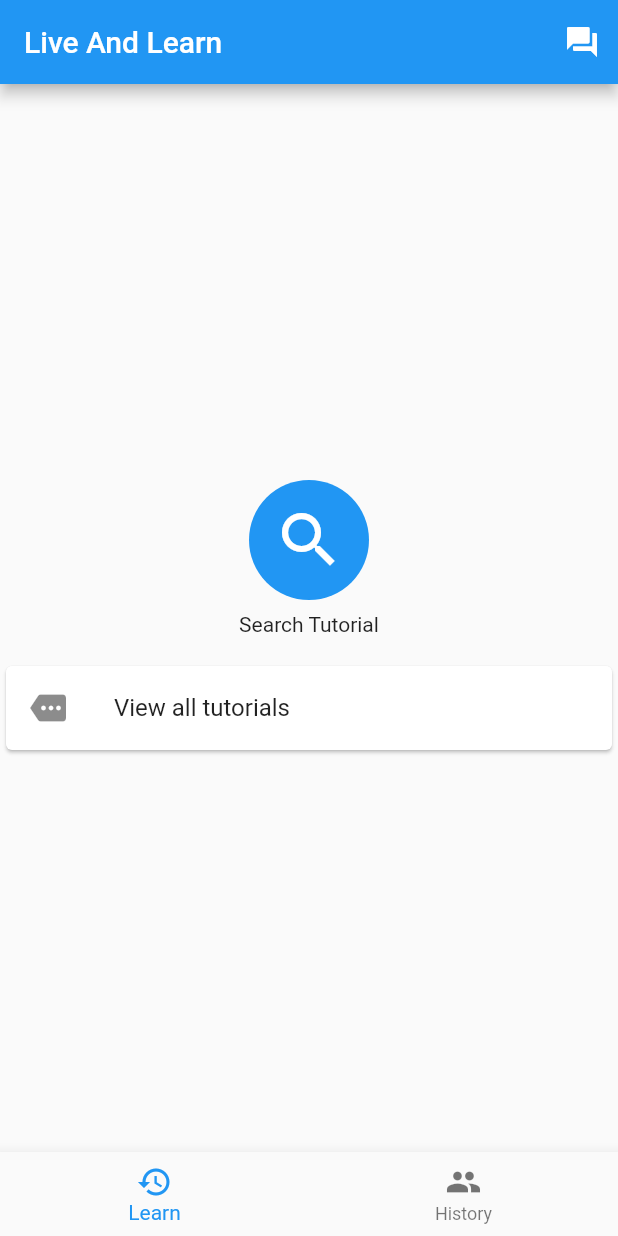
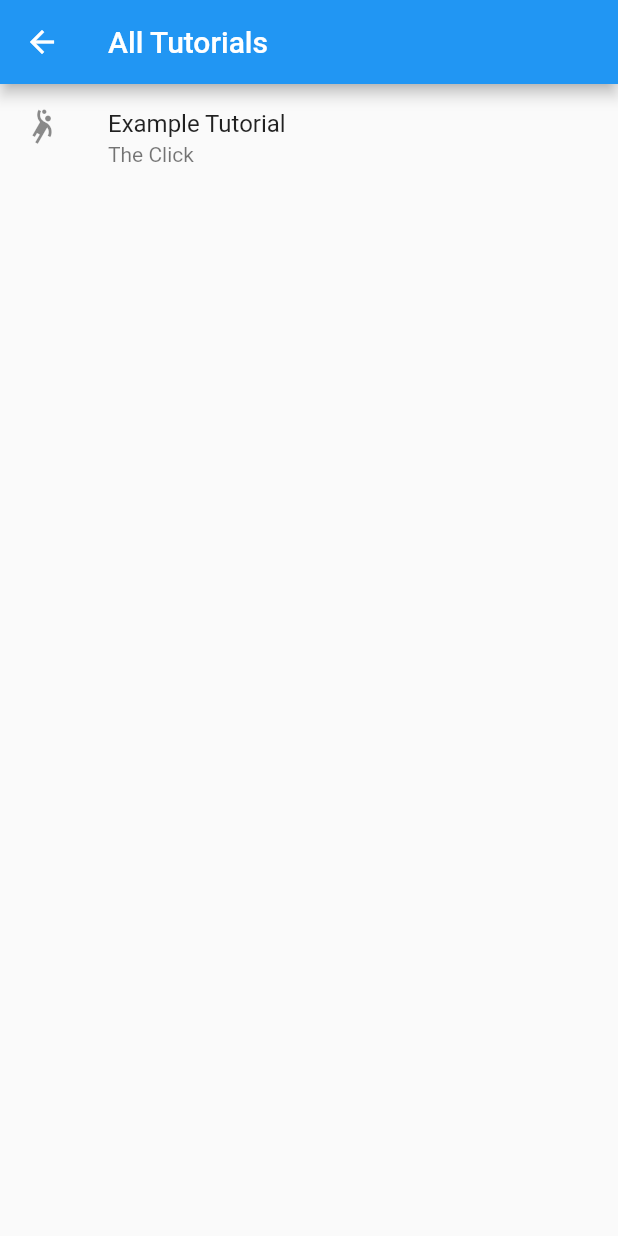
Before and after one commit to anjuiiita/Live_and_Learn, a Flutter app: the screen it shows after launch, after a tap on "View all tutorials", on a phone screen of 412 x 824 dp. Run offline on Flutter 3.47's test engine with Material 2 defaults, Android fonts, the light colour scheme and no system bars; our stand-ins replace flutter_tts, speech_to_text.

Commit message:
imepkement tottal jump and link

```diff
--- a/lib/learn/learn.dart
+++ b/lib/learn/learn.dart
@@ -1,4 +1,5 @@
 import 'package:flutter/material.dart';
+import 'package:live_and_learn/learn/list.dart';
 
 class LearnSubView extends StatefulWidget {
   @override
@@ -40,7 +41,15 @@ class _LearnSubViewState extends State<LearnSubView> {
               child: ListTile(
                 leading: Icon(Icons.more),
                 title: Text("View all tutorials"),
-                onTap: () {},
+                onTap: () {
+                  Navigator.of(context).push(
+                    MaterialPageRoute(
+                      builder: (BuildContext context) {
+                        return LeanListView();
+                      },
+                    ),
+                  );
+                },
               ),
             ),
           ],
--- /dev/null
+++ b/lib/learn/list.dart
@@ -0,0 +1,44 @@
+import 'package:flutter/material.dart';
+import 'package:live_and_learn/entity/tutorial.dart';
+import 'package:live_and_learn/mock/example.dart';
+import 'package:live_and_learn/tutorial/tutorial.dart';
+
+class LeanListView extends StatefulWidget {
+  @override
+  _LeanListViewState createState() => _LeanListViewState();
+}
+
+class _LeanListViewState extends State<LeanListView> {
+  @override
+  Widget build(BuildContext context) {
+    return Scaffold(
+      appBar: AppBar(
+        title: Text("All Tutorials"),
+      ),
+      body: ListView(
+        children: [
+          this._buildTile(exampleTutorial),
+        ],
+      ),
+    );
+  }
+
+  Widget _buildTile(TutorialEntity tutorial) {
+    return ListTile(
+      leading: Icon(Icons.sports_handball),
+      title: Text(tutorial.name),
+      subtitle: Text(tutorial.application),
+      onTap: () {
+        Navigator.of(context).push(
+          MaterialPageRoute(
+            builder: (BuildContext context) {
+              return TutorialView(
+                tutorial: exampleTutorial,
+              );
+            },
+          ),
+        );
+      },
+    );
+  }
+}
```
Also changed, not shown: lib/tutorial/tutorial.dart (+14 -1 lines).
